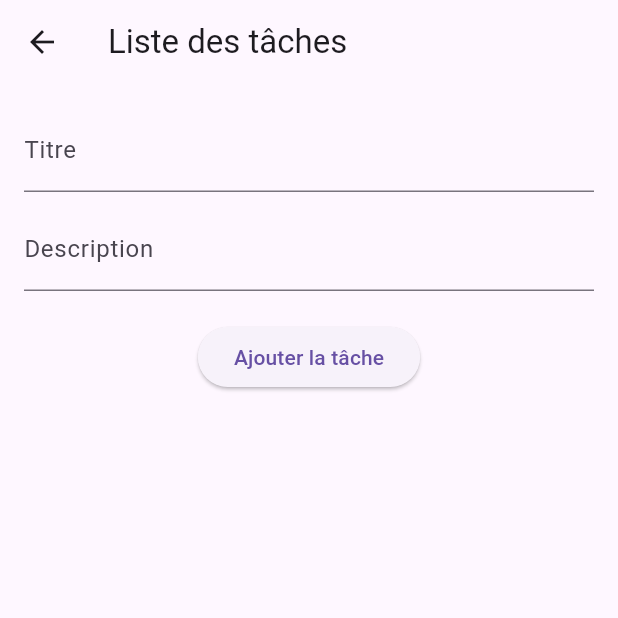
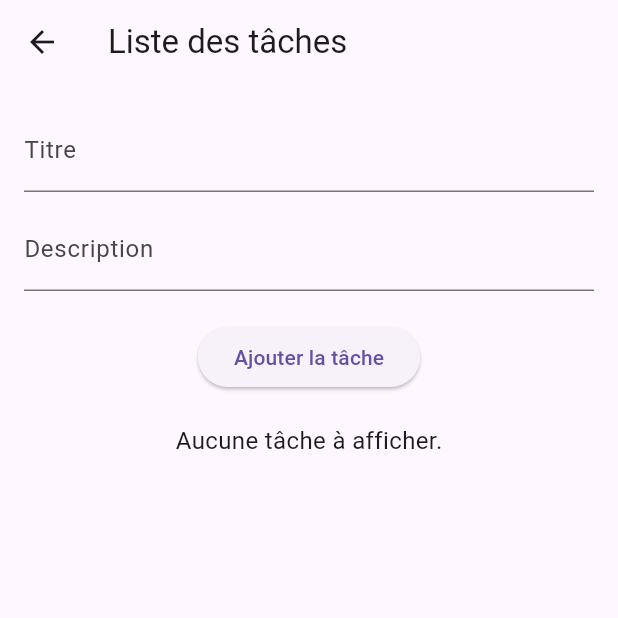
Before and after one commit to LucPASCUAL/flutter-eval, a Flutter app: the ListViewExample screen opened by its route, on a phone screen of 412 x 824 dp, the top half of it. Run offline on Flutter 3.47's test engine with Material 3 defaults, Android fonts, the phone set to English and light mode, and no system bars; our stand-ins replace flutter_slidable.

Commit message:
eval flutter Roman

```diff
--- a/lib/presentation/common/list_view_example.dart
+++ b/lib/presentation/common/list_view_example.dart
@@ -18,6 +18,7 @@ class _ListViewExampleState extends State<ListViewExample> {
   final _formKey = GlobalKey<FormState>();
   final _titreController = TextEditingController();
   final _descriptionController = TextEditingController();
+
 
   @override
   void dispose() {
@@ -63,6 +64,7 @@ class _ListViewExampleState extends State<ListViewExample> {
         padding: const EdgeInsets.all(16.0),
         child: Column(
           children: [
+
             // Formulaire pour ajouter une tâche
             Form(
               key: _formKey,
@@ -151,6 +153,11 @@ class _ListViewExampleState extends State<ListViewExample> {
                 );
               },
             ),
+            if(widget.todo.isEmpty)
+              const Text(
+                "Aucune tâche à afficher.",
+                style: TextStyle(fontSize: 16),
+              ),
           ],
         ),
       ),
```
Also changed, not shown: 1 other file.
